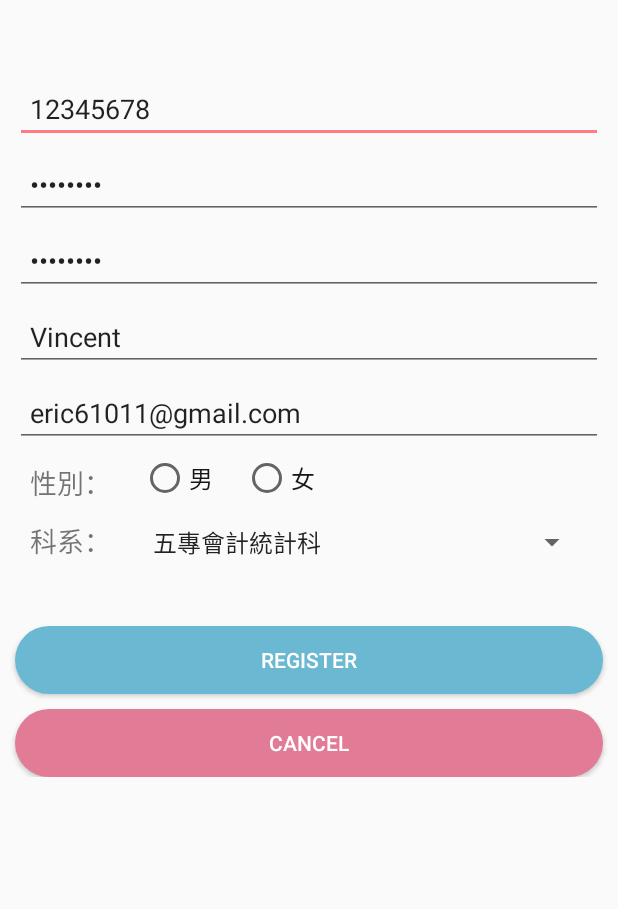
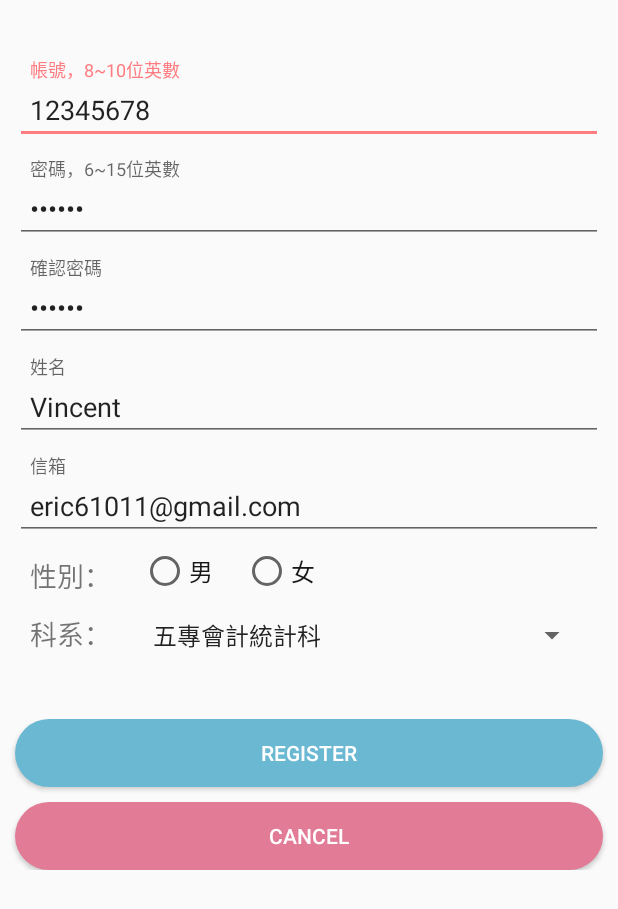
Before and after one commit to ntub46010/ShareMe, an Android app: the layout content_register.xml on its own in the app's theme, with its tools: preview values and no code run, on a phone screen of 412 x 824 dp. Shown: the top 909 px of the screen. Run offline under Robolectric (Android 15) with nearby library versions, the phone set to English and light mode, and no system bars.

Commit message:
維護程式碼，簡化、模組化、修改註冊UI等

```diff
--- a/app/build.gradle
+++ b/app/build.gradle
@@ -1,7 +1,7 @@
 apply plugin: 'com.android.application'
 
 android {
-    compileSdkVersion 24
+    compileSdkVersion 23
     buildToolsVersion '25.0.0'
     defaultConfig {
         applicationId "com.xy.shareme_tomcat"
--- a/app/src/main/java/com/xy/shareme_tomcat/Product/ProductPostActivity.java
+++ b/app/src/main/java/com/xy/shareme_tomcat/Product/ProductPostActivity.java
@@ -288,6 +288,7 @@ public class ProductPostActivity extends AppCompatActivity implements View.OnCli
                             }else
                                 Toast.makeText(context, "伺服器發生例外", Toast.LENGTH_SHORT).show();
                         }catch (JSONException e) {
+                            Toast.makeText(context, "處理JSON發生錯誤", Toast.LENGTH_SHORT).show();
                             e.printStackTrace();
                         }
                     }
--- a/app/src/main/res/layout/activity_product_detail.xml
+++ b/app/src/main/res/layout/activity_product_detail.xml
@@ -39,11 +39,11 @@
                 <include layout="@layout/content_not_found" />
 
                 <ProgressBar
-                    android:id="@+id/prgDetail"
+                    android:id="@+id/prgBar"
                     android:layout_width="wrap_content"
                     android:layout_height="wrap_content"
                     android:layout_gravity="center_horizontal|center_vertical"
-                    android:visibility="gone"/>
+                    android:visibility="visible"/>
 
             </FrameLayout>
 
--- a/app/src/main/res/layout/content_login.xml
+++ b/app/src/main/res/layout/content_login.xml
@@ -34,7 +34,7 @@
             android:drawableLeft="@drawable/locked"
             android:hint="Password"
             android:inputType="textPassword"
-            android:text="qwert"/>
+            android:text="111111"/>
     </LinearLayout>
 
     <Button
--- a/app/src/main/res/layout/content_register.xml
+++ b/app/src/main/res/layout/content_register.xml
@@ -18,34 +18,65 @@
             <LinearLayout
                 android:layout_width="match_parent"
                 android:layout_height="wrap_content"
-                android:layout_marginTop="50dp"
+                android:layout_marginTop="40dp"
                 android:orientation="vertical">
-                <EditText android:text="12345678"
+
+                <android.support.design.widget.TextInputLayout
+                    android:layout_width="match_parent"
+                    android:layout_height="wrap_content">
+                    <EditText
                         android:id="@+id/edtRegAccount"
                         style="@style/edt_register"
-                    android:hint="帳號，8~10位英數"/>
-                <EditText android:text="12345678"
+                        android:hint="帳號，8~10位英數"
+                        android:text="12345678" />
+                </android.support.design.widget.TextInputLayout>
+
+                <android.support.design.widget.TextInputLayout
+                    android:layout_width="match_parent"
+                    android:layout_height="wrap_content"
+                    android:layout_marginTop="10dp">
+                    <EditText
                         android:id="@+id/edtRegPassword"
                         style="@style/edt_register"
-                    android:layout_marginTop="5dp"
                         android:hint="密碼，6~15位英數"
-                    android:inputType="textPassword"/>
-                <EditText android:text="12345678"
+                        android:inputType="textPassword"
+                        android:text="111111"/>
+                </android.support.design.widget.TextInputLayout>
+
+                <android.support.design.widget.TextInputLayout
+                    android:layout_width="match_parent"
+                    android:layout_height="wrap_content"
+                    android:layout_marginTop="10dp">
+                    <EditText
                         android:id="@+id/edtRegPasswordAgain"
                         style="@style/edt_register"
-                    android:layout_marginTop="5dp"
                         android:hint="確認密碼"
-                    android:inputType="textPassword"/>
-                <EditText android:text="Vincent"
+                        android:inputType="textPassword"
+                        android:text="111111"/>
+                </android.support.design.widget.TextInputLayout>
+
+                <android.support.design.widget.TextInputLayout
+                    android:layout_width="match_parent"
+                    android:layout_height="wrap_content"
+                    android:layout_marginTop="10dp">
+                    <EditText
                         android:id="@+id/edtRegName"
                         style="@style/edt_register"
-                    android:layout_marginTop="5dp"
-                    android:hint="姓名"/>
-                <EditText android:text="eric61011@gmail.com"
+                        android:hint="姓名"
+                        android:text="Vincent"/>
+                </android.support.design.widget.TextInputLayout>
+
+                <android.support.design.widget.TextInputLayout
+                    android:layout_width="match_parent"
+                    android:layout_height="wrap_content"
+                    android:layout_marginTop="10dp">
+                    <EditText
                         android:id="@+id/edtRegEmail"
                         style="@style/edt_register"
-                    android:layout_marginTop="5dp"
-                    android:hint="信箱"/>
+                        android:hint="信箱"
+                        android:text="eric61011@gmail.com"/>
+                </android.support.design.widget.TextInputLayout>
+
                 <LinearLayout
                     android:layout_width="match_parent"
                     android:layout_height="wrap_content"
```
Also changed, not shown: app/src/main/AndroidManifest.xml (+6 -4 lines), app/src/main/java/com/xy/shareme_tomcat/LoginActivity.java (+24 -47 lines), app/src/main/java/com/xy/shareme_tomcat/Member/MemberFavoriteActivity.java (+14 -24 lines), app/src/main/java/com/xy/shareme_tomcat/Member/MemberMailboxActivity.java (+16 -34 lines), app/src/main/java/com/xy/shareme_tomcat/Member/MemberStockActivity.java (+15 -25 lines), app/src/main/java/com/xy/shareme_tomcat/Member/ProductEditActivity.java (+9 -22 lines), app/src/main/java/com/xy/shareme_tomcat/Product/ProductDetailActivity.java (+9 -23 lines), app/src/main/java/com/xy/shareme_tomcat/Product/ProductHomeFrag.java (+7 -22 lines), app/src/main/java/com/xy/shareme_tomcat/Product/ProductSearchActivity.java (+7 -22 lines), app/src/main/java/com/xy/shareme_tomcat/data/DataHelper.java (+18 -5 lines), app/src/main/java/com/xy/shareme_tomcat/network_helper/MyOkHttp.java (+0 -18 lines), app/src/main/res/values/strings.xml (+14 -14 lines). Lines whose indentation alone changed are shown as unchanged.
